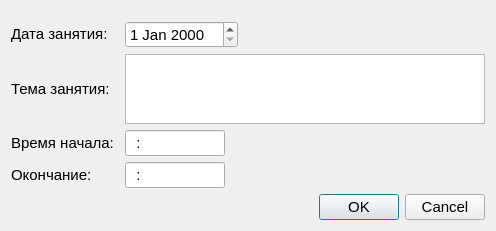
Qt form forms_journal/jdialog.ui (AlexanderSokolov69/Journal310) before a commit.
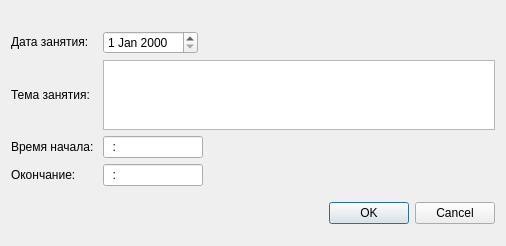
The same form after that commit.

Patch:
```diff
--- a/forms_journal/jdialog.ui
+++ b/forms_journal/jdialog.ui
@@ -6,15 +6,10 @@
    <rect>
     <x>0</x>
     <y>0</y>
-    <width>496</width>
-    <height>221</height>
+    <width>506</width>
+    <height>246</height>
    </rect>
   </property>
-  <property name="font">
-   <font>
-    <pointsize>11</pointsize>
-   </font>
-  </property>
   <property name="windowTitle">
    <string>Редактор записи журнала</string>
   </property>
```
